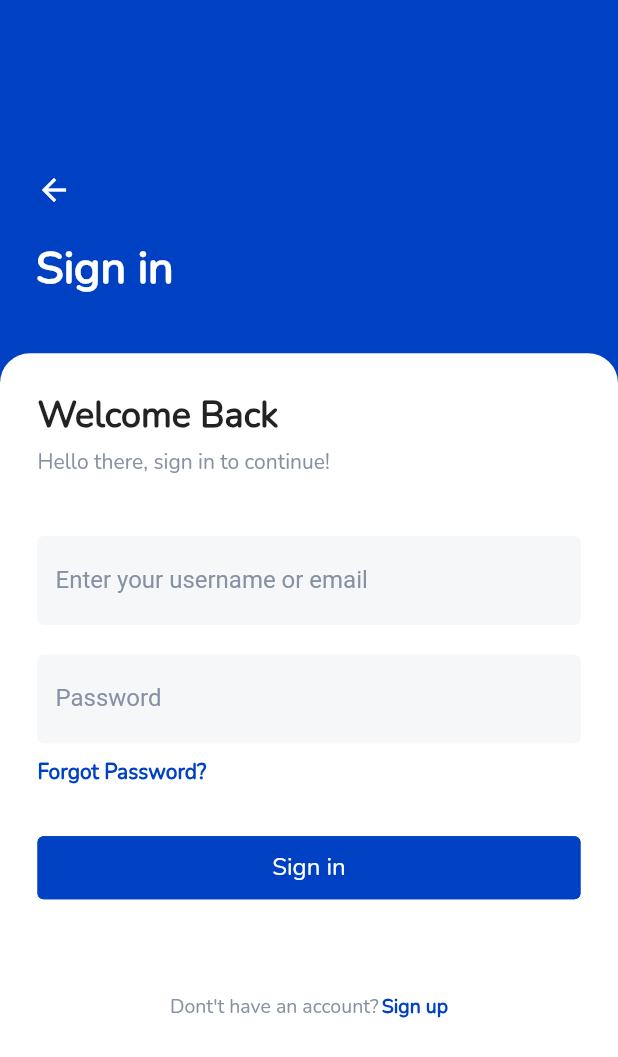
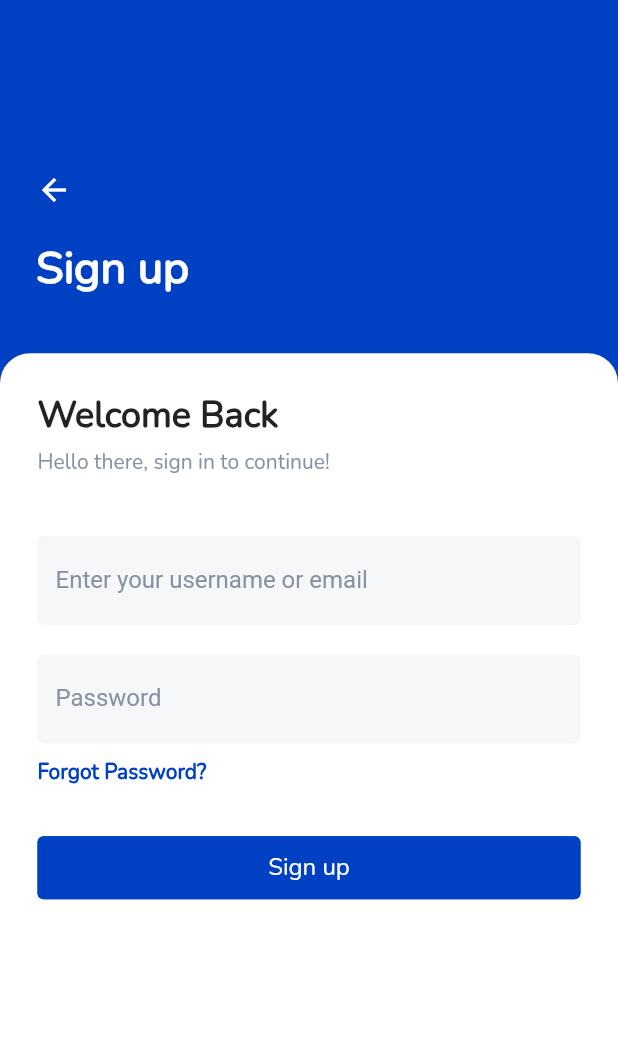
Before and after one commit to brafii/login-app, a Flutter app: the screen it shows after launch, after a tap on "Create an account", on a phone screen of 412 x 824 dp. Shown: the top 1057 px of the screen. Run offline on Flutter 3.47's test engine with Material 2 defaults, Android fonts, the phone set to English and light mode, and no system bars; our stand-ins replace font_awesome_flutter.

Commit message:
added signup page route to create account button

```diff
--- a/lib/screens/login.dart
+++ b/lib/screens/login.dart
@@ -1,4 +1,5 @@
 import 'package:flutter/material.dart';
+import 'package:login/screens/sign_up.dart';
 import 'package:login/utils/pallette.dart';
 import 'package:login/widgets/contents.dart';
 import 'package:login/widgets/footer.dart';
@@ -50,7 +51,7 @@ class Login extends StatelessWidget {
                     onPress: (){
                       Navigator.push(
                         context,
-                        MaterialPageRoute(builder: (context) => SignIn()),
+                        MaterialPageRoute(builder: (context) => SignUp()),
                       );
                     },
                   ),
```
